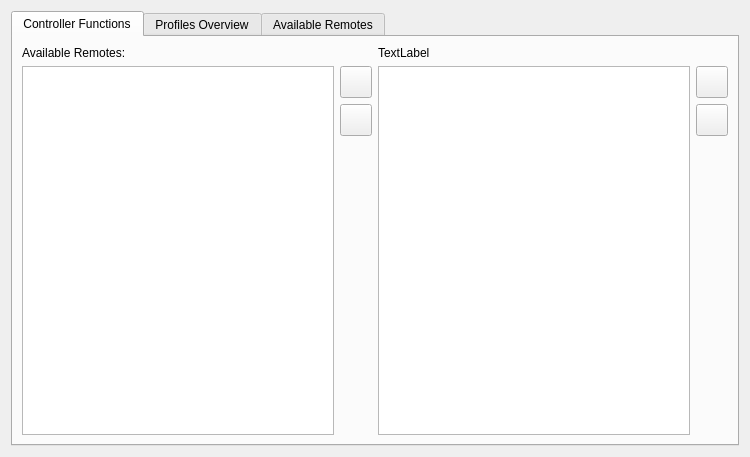
Above: kcmlirc/kcmlircbase.ui from KDE/kremotecontrol before the change. Below: the same form after it.
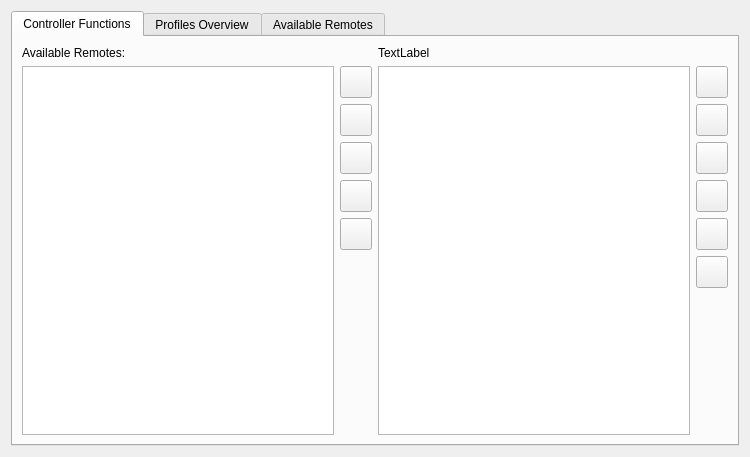
That is the form after the change. Custom widgets are drawn as their Qt base class.

Commit message: added missing buttons in KCM

```diff
--- a/kcmlirc/kcmlircbase.ui
+++ b/kcmlirc/kcmlircbase.ui
@@ -85,6 +85,66 @@
                <height>32</height>
               </size>
              </property>
+             <property name="toolTip">
+              <string>Remove Mode</string>
+             </property>
+            </widget>
+           </item>
+           <item>
+            <widget class="KPushButton" name="pbEditMode">
+             <property name="minimumSize">
+              <size>
+               <width>32</width>
+               <height>32</height>
+              </size>
+             </property>
+             <property name="maximumSize">
+              <size>
+               <width>32</width>
+               <height>32</height>
+              </size>
+             </property>
+             <property name="toolTip">
+              <string>Edit Mode</string>
+             </property>
+            </widget>
+           </item>
+           <item>
+            <widget class="KPushButton" name="pbMoveModeUp">
+             <property name="minimumSize">
+              <size>
+               <width>32</width>
+               <height>32</height>
+              </size>
+             </property>
+             <property name="maximumSize">
+              <size>
+               <width>32</width>
+               <height>32</height>
+              </size>
+             </property>
+             <property name="toolTip">
+              <string>Move Mode up</string>
+             </property>
+            </widget>
+           </item>
+           <item>
+            <widget class="KPushButton" name="pbMoveModeDown">
+             <property name="minimumSize">
+              <size>
+               <width>32</width>
+               <height>32</height>
+              </size>
+             </property>
+             <property name="maximumSize">
+              <size>
+               <width>32</width>
+               <height>32</height>
+              </size>
+             </property>
+             <property name="toolTip">
+              <string>Move Mode down</string>
+             </property>
             </widget>
            </item>
            <item>
@@ -140,6 +200,85 @@
                <width>32</width>
                <height>32</height>
               </size>
+             </property>
+             <property name="toolTip">
+              <string>Remove Action</string>
+             </property>
+            </widget>
+           </item>
+           <item>
+            <widget class="KPushButton" name="pbEditAction">
+             <property name="minimumSize">
+              <size>
+               <width>32</width>
+               <height>32</height>
+              </size>
+             </property>
+             <property name="maximumSize">
+              <size>
+               <width>32</width>
+               <height>32</height>
+              </size>
+             </property>
+             <property name="toolTip">
+              <string>Edit Action</string>
+             </property>
+            </widget>
+           </item>
+           <item>
+            <widget class="KPushButton" name="pbCopyAction">
+             <property name="minimumSize">
+              <size>
+               <width>32</width>
+               <height>32</height>
+              </size>
+             </property>
+             <property name="maximumSize">
+              <size>
+               <width>32</width>
+               <height>32</height>
+              </size>
+             </property>
+             <property name="toolTip">
+              <string>Duplicate Action</string>
+             </property>
+            </widget>
+           </item>
+           <item>
+            <widget class="KPushButton" name="pbMoveActionUp">
+             <property name="minimumSize">
+              <size>
+               <width>32</width>
+               <height>32</height>
+              </size>
+             </property>
+             <property name="maximumSize">
+              <size>
+               <width>32</width>
+               <height>32</height>
+              </size>
+             </property>
+             <property name="toolTip">
+              <string>Move Action up</string>
+             </property>
+            </widget>
+           </item>
+           <item>
+            <widget class="KPushButton" name="pbMoveActionDown">
+             <property name="minimumSize">
+              <size>
+               <width>32</width>
+               <height>32</height>
+              </size>
+             </property>
+             <property name="maximumSize">
+              <size>
+               <width>32</width>
+               <height>32</height>
+              </size>
+             </property>
+             <property name="toolTip">
+              <string>Move Action down</string>
              </property>
             </widget>
            </item>
```
Left out of the diff: 6 changed lines with no effect on the pictures. The commit also changes 1 other file.
